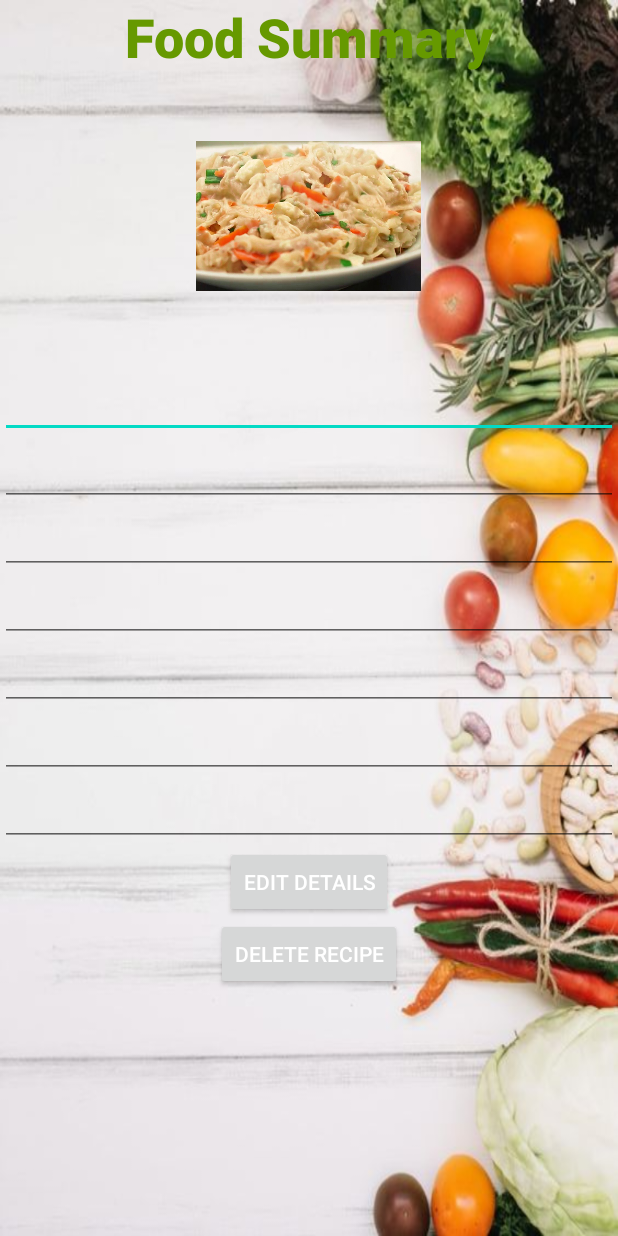
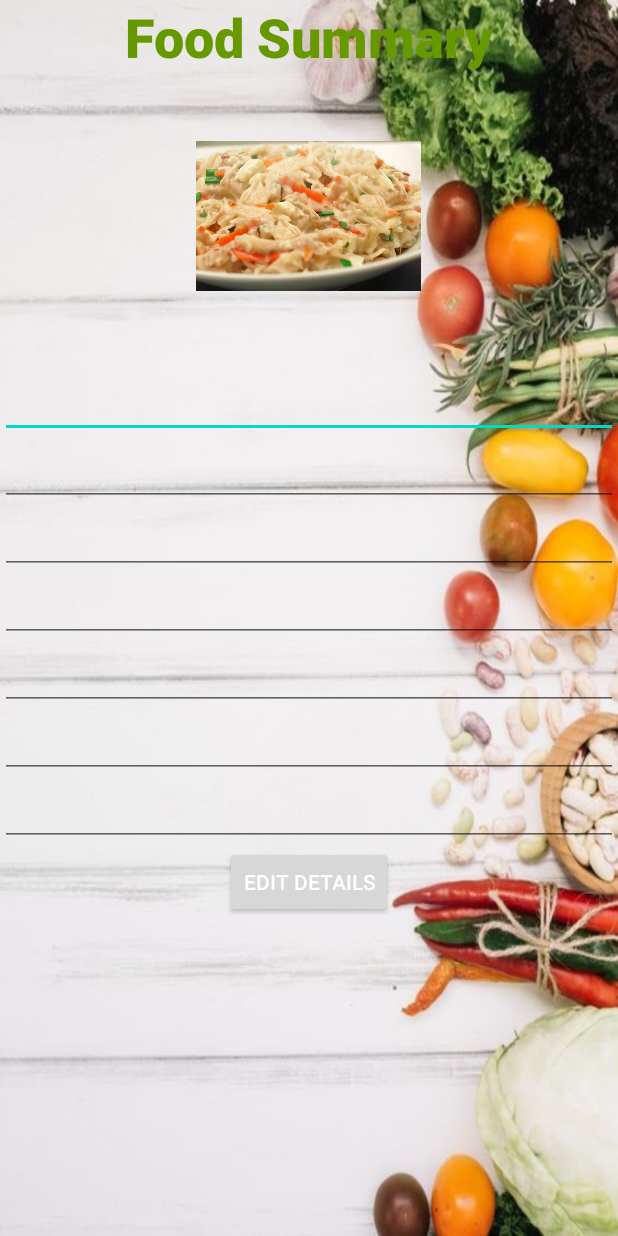
Before and after one commit to IT19216256DM/MAD_Evaluvation_01, an Android app: the layout activity_page5.xml on its own in the app's theme, with its tools: preview values and no code run, on a phone screen of 412 x 824 dp. Run offline under Robolectric (Android 15) with nearby library versions, the phone set to English and light mode, and no system bars.

Commit message:
my first commit9

```diff
--- a/app/src/main/res/layout/activity_page5.xml
+++ b/app/src/main/res/layout/activity_page5.xml
@@ -84,15 +84,6 @@
         android:textColor="@android:color/background_light"
         android:textColorHighlight="@android:color/holo_green_dark" />
 
-    <Button
-        android:id="@+id/buttondelete"
-        android:layout_width="wrap_content"
-        android:layout_height="wrap_content"
-        android:layout_gravity="center"
-        android:text="@string/Deletebtn"
-        android:textColor="@android:color/background_light"
-        android:textColorHighlight="@android:color/holo_green_dark" />
-
 
     <!--    <LinearLayout-->
     <!--        android:layout_width="match_parent"-->
```
Also changed, not shown: app/src/main/java/com/example/addfoods/Page5.java (+26 -19 lines).
